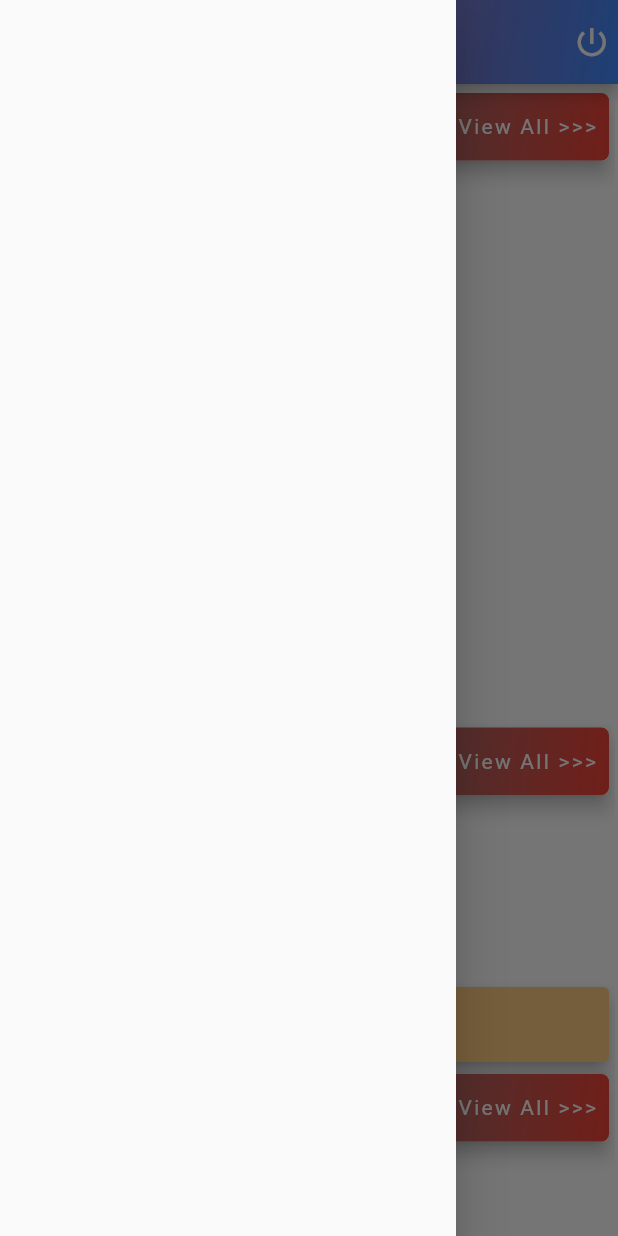
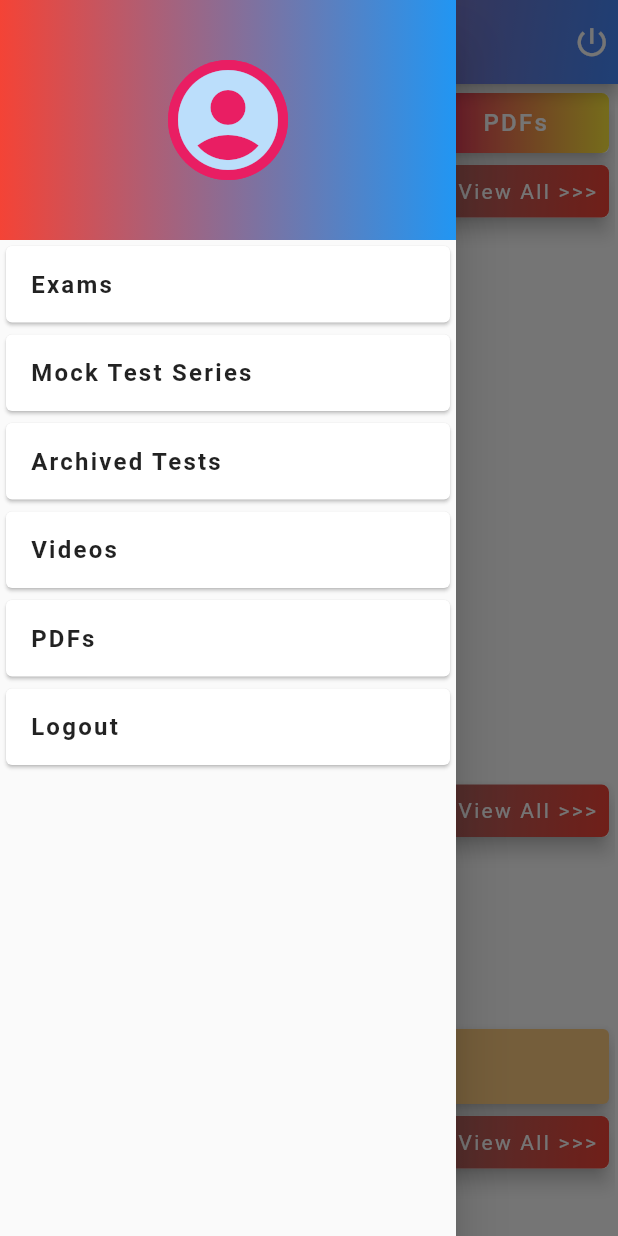
Before and after one commit to DevarajBiradar01/SVApps, a Flutter app: the UserHome screen opened directly, with the side drawer open, on a phone screen of 412 x 824 dp. Run offline on Flutter 3.47's test engine with Material 2 defaults, Android fonts, the phone set to English and light mode, and no system bars; our stand-ins replace cloud_firestore, device_info_plus, file_picker, firebase_auth, firebase_core, firebase_storage and 3 more; missing offline and left inert: syncfusion_flutter_pdfviewer, ui_components_library; accounts and stored records are empty.

Commit message:
1. added videos and PDF Screens. 2. Progress dialog. 3. User Drawer. 4. bug fixes.

```diff
--- a/lib/authentication/aspirant/view_models/personal_info_vm.dart
+++ b/lib/authentication/aspirant/view_models/personal_info_vm.dart
@@ -21,6 +21,7 @@
       log("PersonalInfoVM :: updateDisplayName () - Please enter firstname and lastname");
       snackbar(context, 'Please enter firstname and lastname');
     } else {
+      showProgress(context);
       User? user = await AuthenticationHelper().getCurrentUser;
       userModel.firstName = firstname;
       userModel.lastName = lastname;
@@ -30,10 +31,12 @@
         await userRef.update(userModel.asMap()).then((value) {
           log("PhoneAuthVM :: updateDisplayName ()  value : ");
           snackbar(context, 'User updated successfully!');
+          Navigator.pop(context);
           NavigationManager.replaceTo(context, const UserHome());
         }).catchError((onError) {
           log("SignInVM :: updateDisplayName ()  onError : " +
               onError.toString());
+          Navigator.pop(context);
           snackbar(context, onError.toString());
         });
       }
--- a/lib/authentication/aspirant/view_models/phone_auth_vm.dart
+++ b/lib/authentication/aspirant/view_models/phone_auth_vm.dart
@@ -18,6 +18,7 @@
       log("PhoneAuthVM :: updatePhone () - Please enter valid 10 digit phone number");
       snackbar(context, 'Please enter valid 10 digit phone number');
     } else {
+      showProgress(context);
       String? deviceId = await getDeviceId();
       User? user = await AuthenticationHelper().getCurrentUser;
       UserModel userModel = UserModel(
@@ -32,11 +33,13 @@
         await userRef.update(userModel.asMap()).then((value) {
           log("PhoneAuthVM :: updatePhone ()  value : ");
           snackbar(context, 'User updated successfully!');
+          Navigator.pop(context);
           NavigationManager.navigateTo(
               context, PersonalInformation(userModel: userModel));
         }).catchError((onError) {
           log("SignInVM :: saveUserDetailsLocally ()  onError : " +
               onError.toString());
+          Navigator.pop(context);
           snackbar(context, onError.toString());
         });
       }
--- a/lib/authentication/aspirant/view_models/sign_in_vm.dart
+++ b/lib/authentication/aspirant/view_models/sign_in_vm.dart
@@ -25,15 +25,17 @@
   void signIn(BuildContext context) async {
     log("SignInVM :: signIn ()  ");
     try {
-      showProgress(context);
       if (username.isNotEmpty && password.isNotEmpty) {
+        showProgress(context);
         UserCredential userCredential = await AuthenticationHelper()
             .signIn(email: username, password: password, context: context);
         log("SignInVM :: signIn () : userCredential - " +
             userCredential.toString());
+
         if (userCredential != null) {
           getUserDetails(context, userCredential);
         }
+        Navigator.pop(context);
       } else {
         log("SignInVM :: signIn () : Please enter username and password!");
       }
--- a/lib/authentication/aspirant/view_models/sign_up_vm.dart
+++ b/lib/authentication/aspirant/view_models/sign_up_vm.dart
@@ -39,10 +39,12 @@
             'Password must be of minimum 8 characters and must contain at least one lower, one upper, one number and one special character');
       } else {
         log("SignUpVM :: signUp () : Authentication - ");
+        showProgress(context);
         UserCredential userCredential = await AuthenticationHelper()
             .signUp(email: username, password: password, context: context);
         log("SignUpVM :: signUp () : response - " + userCredential.toString());
         saveUserDetailsLocally(context, userCredential);
+        Navigator.pop(context);
         resetFields();
       }
     } catch (exception) {
--- a/lib/authentication/mentor/view_models/mentor_login_vm.dart
+++ b/lib/authentication/mentor/view_models/mentor_login_vm.dart
@@ -24,6 +24,7 @@
     log("SignInVM :: signIn ()  ");
     try {
       if (username.isNotEmpty && password.isNotEmpty) {
+        showProgress(context);
         UserCredential userCredential = await AuthenticationHelper()
             .signIn(email: username, password: password, context: context);
         log("SignInVM :: signIn () : userCredential - " +
@@ -31,6 +32,7 @@
         if (userCredential != null) {
           getUserDetails(context, userCredential);
         }
+        Navigator.pop(context);
       } else {
         log("SignInVM :: signIn () : Please enter username and password!");
       }
--- a/lib/main.dart
+++ b/lib/main.dart
@@ -10,6 +10,7 @@
 import 'package:svapp/theme/constants.dart';
 import 'package:svapp/user/view_models/exam_desc_vm.dart';
 import 'package:svapp/user/view_models/test_screen_vm.dart';
+import 'package:svapp/user/view_models/user_drawer_vm.dart';
 import 'package:svapp/user/view_models/user_home_vm.dart';
 
 import 'authentication/aspirant/view_models/personal_info_vm.dart';
@@ -55,6 +56,7 @@
         ChangeNotifierProvider<ExamDescVM>(create: (_) => ExamDescVM()),
         ChangeNotifierProvider<TestScreenVM>(create: (_) => TestScreenVM()),
         ChangeNotifierProvider<UserHomeVM>(create: (_) => UserHomeVM()),
+        ChangeNotifierProvider<UserDrawerVM>(create: (_) => UserDrawerVM())
       ],
       child: MaterialApp(
         title: 'Flutter Demo',
--- a/lib/user/view_models/test_screen_vm.dart
+++ b/lib/user/view_models/test_screen_vm.dart
@@ -14,7 +14,7 @@
   int questions = 0;
   late List<dynamic> correctAnswers;
   late List<int> answers;
-  late List<dynamic> markedAnswers;
+  // late List<dynamic> markedAnswers;
 
   String timer = '0:00';
   String pdfUrl = '';
@@ -28,7 +28,7 @@
     isShowQuestion = true;
     correctAnswerCount = 0;
     wrongAnswerCount = 0;
-    markedAnswers = List.filled(questions, -1);
+    // markedAnswers = List.filled(questions, -1);
   }
 
   List<FormModel> radioModelList = [
@@ -110,16 +110,16 @@
     notifyListeners();
   }
 
-  Future<void> getMarkedAnswers(String testId) async {
-    // Get docs from collection reference
-    QuerySnapshot querySnapshot = await FirebaseFirestore.instance
-        .collection('attendees')
-        .where('testId', isEqualTo: testId)
-        .get();
-
-    // Get data from docs and convert map to List
-    markedAnswers = querySnapshot.docs.map((doc) => doc.data()).toList();
-    log(markedAnswers.toString());
-    notifyListeners();
-  }
+  // Future<void> getMarkedAnswers(String testId) async {
+  //   // Get docs from collection reference
+  //   QuerySnapshot querySnapshot = await FirebaseFirestore.instance
+  //       .collection('attendees')
+  //       .where('testId', isEqualTo: testId)
+  //       .get();
+  //
+  //   // Get data from docs and convert map to List
+  //   markedAnswers = querySnapshot.docs.map((doc) => doc.data()).toList();
+  //   log(markedAnswers.toString());
+  //   notifyListeners();
+  // }
 }
--- /dev/null
+++ b/lib/user/view_models/user_drawer_vm.dart
@@ -0,0 +1,22 @@
+import 'package:cloud_firestore/cloud_firestore.dart';
+import 'package:firebase_auth/firebase_auth.dart';
+import 'package:flutter/cupertino.dart';
+
+import '../../firebase_auth/authentication_helper.dart';
+
+class UserDrawerVM extends ChangeNotifier {
+  User? user;
+  var userInfo;
+  getUser() async {
+    User? user = await AuthenticationHelper().getCurrentUser;
+    QuerySnapshot querySnapshot = await FirebaseFirestore.instance
+        .collection('users')
+        .where('userId', isEqualTo: user!.uid)
+        .get();
+    // Get data from docs and convert map to List
+    userInfo = querySnapshot.docs.map((doc) => doc.data()).toList();
+    //userInfo = json.decode(json.encode(userInfo));
+    userInfo = userInfo[0];
+    notifyListeners();
+  }
+}
--- /dev/null
+++ b/lib/user/views/drawer.dart
@@ -0,0 +1,220 @@
+import 'package:cloud_firestore/cloud_firestore.dart';
+import 'package:flutter/cupertino.dart';
+import 'package:flutter/material.dart';
+import 'package:flutter/rendering.dart';
+import 'package:provider/provider.dart';
+import 'package:svapp/user/view_models/user_drawer_vm.dart';
+import 'package:svapp/user/views/pdfs.dart';
+import 'package:svapp/user/views/videos.dart';
+
+import '../../authentication/aspirant/view_models/sign_in_vm.dart';
+import '../../live_exams_list.dart';
+import '../../utils/utilities.dart';
+import '../../widgets/categories_list_view_all.dart';
+import '../utils/navigation_manager.dart';
+import '../utils/spacers.dart';
+
+buildUserDrawer(BuildContext context) {
+  Provider.of<UserDrawerVM>(context, listen: false).getUser();
+
+  return Drawer(
+    child: Consumer<UserDrawerVM>(
+      builder: (context, model, child) => Column(
+        children: [
+          Container(
+            width: double.infinity,
+            decoration: const BoxDecoration(
+              gradient: LinearGradient(
+                colors: [Colors.red, Colors.blue],
+              ),
+            ),
+            child: Column(
+              children: [
+                buildColumnSpacer(height: 40),
+                const CircleAvatar(
+                  radius: 40,
+                  backgroundColor: Colors.pink,
+                  child: CircleAvatar(
+                    radius: 50,
+                    backgroundColor: Colors.pink,
+                    child: Icon(
+                      Icons.account_circle,
+                      size: 80,
+                    ),
+                  ),
+                ),
+                Container(
+                  padding: EdgeInsets.symmetric(vertical: 10),
+                  height: 40,
+                  child: FittedBox(
+                    child: Row(
+                      crossAxisAlignment: CrossAxisAlignment.center,
+                      mainAxisAlignment: MainAxisAlignment.center,
+                      children: [
+                        Text(
+                          model.userInfo != null
+                              ? model.userInfo['firstName']
+                              : 'User ID',
+                          style: TextStyle(color: Colors.white),
+                        ),
+                        buildRowSpacer(width: 5),
+                        Text(
+                            model.userInfo != null
+                                ? model.userInfo['lastName']
+                                : 'User ID',
+                            style: TextStyle(color: Colors.white))
+                      ],
+                    ),
+                  ),
+                ),
+              ],
+            ),
+          ),
+          Column(
+            children: [
+              InkWell(
+                onTap: () {
+                  Navigator.pop(context);
+                  NavigationManager.navigateTo(
+                      context,
+                      LiveExamsList(
+                        appTitle: 'Live Exams',
+                        query: FirebaseFirestore.instance
+                            .collection('test')
+                            .where('endDate',
+                                isGreaterThanOrEqualTo: getTodayDateTimeStamp())
+                            .snapshots(),
+                      ));
+                },
+                child: Card(
+                  child: Container(
+                    padding: const EdgeInsets.all(16),
+                    width: double.infinity,
+                    child: const Text(
+                      'Exams',
+                      textAlign: TextAlign.left,
+                      style: TextStyle(
+                        fontSize: 16,
+                        fontWeight: FontWeight.w600,
+                      ),
+                    ),
+                  ),
+                ),
+              ),
+              InkWell(
+                onTap: () {
+                  Navigator.pop(context);
+                  NavigationManager.navigateTo(
+                      context, CategoriesListViewAll());
+                },
+                child: Card(
+                  child: Container(
+                    padding: const EdgeInsets.all(16),
+                    width: double.infinity,
+                    child: const Text(
+                      'Mock Test Series',
+                      textAlign: TextAlign.left,
+                      style: TextStyle(
+                        fontSize: 16,
+                        fontWeight: FontWeight.w600,
+                      ),
+                    ),
+                  ),
+                ),
+              ),
+              InkWell(
+                onTap: () {
+                  Navigator.pop(context);
+                  NavigationManager.navigateTo(
+                    context,
+                    LiveExamsList(
+                      appTitle: 'Archived',
+                      query: FirebaseFirestore.instance
+                          .collection('test')
+                          .where('endDate', isLessThan: getTodayDateTimeStamp())
+                          .orderBy('endDate', descending: true)
+                          .snapshots(),
+                    ),
+                  );
+                },
+                child: Card(
+                  child: Container(
+                    padding: const EdgeInsets.all(16),
+                    width: double.infinity,
+                    child: const Text(
+                      'Archived Tests',
+                      textAlign: TextAlign.left,
+                      style: TextStyle(
+                        fontSize: 16,
+                        fontWeight: FontWeight.w600,
+                      ),
+                    ),
+                  ),
+                ),
+              ),
+              InkWell(
+                onTap: () {
+                  Navigator.pop(context);
+                  NavigationManager.navigateTo(context, Videos());
+                },
+                child: Card(
+                  child: Container(
+                    padding: const EdgeInsets.all(16),
+                    width: double.infinity,
+                    child: const Text(
+                      'Videos',
+                      textAlign: TextAlign.left,
+                      style: TextStyle(
+                        fontSize: 16,
+                        fontWeight: FontWeight.w600,
+                      ),
+                    ),
+                  ),
+                ),
+              ),
+              InkWell(
+                onTap: () {
+                  NavigationManager.navigateTo(context, PDFs());
+                },
+                child: Card(
+                  child: Container(
+                    padding: const EdgeInsets.all(16),
+                    width: double.infinity,
+                    child: const Text(
+                      'PDFs',
+                      textAlign: TextAlign.left,
+                      style: TextStyle(
+                        fontSize: 16,
+                        fontWeight: FontWeight.w600,
+                      ),
+                    ),
+                  ),
+                ),
+              ),
+              InkWell(
+                onTap: () {
+                  Navigator.pop(context);
+                  Provider.of<SignInVM>(context, listen: false).logout(context);
+                },
+                child: Card(
+                  child: Container(
+                    padding: const EdgeInsets.all(16),
+                    width: double.infinity,
+                    child: const Text(
+                      'Logout',
+                      textAlign: TextAlign.left,
+                      style: TextStyle(
+                        fontSize: 16,
+                        fontWeight: FontWeight.w600,
+                      ),
+                    ),
+                  ),
+                ),
+              )
+            ],
+          )
+        ],
+      ),
+    ),
+  );
+}
--- /dev/null
+++ b/lib/user/views/pdfs.dart
@@ -0,0 +1,12 @@
+import 'package:flutter/cupertino.dart';
+import 'package:flutter/material.dart';
+import 'package:svapp/user/utils/widgets.dart';
+
+class PDFs extends StatelessWidget {
+  const PDFs({Key? key}) : super(key: key);
+
+  @override
+  Widget build(BuildContext context) {
+    return Scaffold(appBar: appBar(title: 'PDFs'), body: Container());
+  }
+}
--- a/lib/user/views/result_sheet.dart
+++ b/lib/user/views/result_sheet.dart
@@ -29,8 +29,8 @@
     super.initState();
     data = widget.data;
     Provider.of<TestScreenVM>(context, listen: false).getCurrentUserId();
-    Provider.of<TestScreenVM>(context, listen: false)
-        .getMarkedAnswers(data['id']);
+    // Provider.of<TestScreenVM>(context, listen: false)
+    //     .getMarkedAnswers(data['id']);
     getUserId();
   }
 
--- a/lib/user/views/user_home.dart
+++ b/lib/user/views/user_home.dart
@@ -1,6 +1,9 @@
 import 'package:cloud_firestore/cloud_firestore.dart';
+import 'package:flutter/cupertino.dart';
 import 'package:flutter/material.dart';
 import 'package:svapp/user/utils/widgets.dart';
+import 'package:svapp/user/views/pdfs.dart';
+import 'package:svapp/user/views/videos.dart';
 
 import '../../live_exams_list.dart';
 import '../../utils/utilities.dart';
@@ -9,6 +12,7 @@
 import '../../widgets/header_card.dart';
 import '../../widgets/test_card.dart';
 import '../utils/navigation_manager.dart';
+import 'drawer.dart';
 
 class UserHome extends StatefulWidget {
   const UserHome({Key? key}) : super(key: key);
@@ -24,13 +28,48 @@
   @override
   Widget build(BuildContext context) {
     return Scaffold(
-      drawer: const Drawer(),
+      drawer: buildUserDrawer(context),
       appBar: dashboardAppBar(title: 'Aspirant Dashboard'),
       body: Container(
         padding: const EdgeInsets.all(2),
         child: ListView(
           shrinkWrap: true,
           children: [
+            Row(
+              children: [
+                buildMenuCard(
+                    label: 'Exams',
+                    onTap: () {
+                      NavigationManager.navigateTo(
+                        context,
+                        LiveExamsList(
+                          appTitle: 'Live Exams',
+                          query: FirebaseFirestore.instance
+                              .collection('test')
+                              .where('endDate',
+                                  isGreaterThanOrEqualTo:
+                                      getTodayDateTimeStamp())
+                              .snapshots(),
+                        ),
+                      );
+                    },
+                    gradientColors: [Colors.pinkAccent, Colors.deepOrange]),
+                const Spacer(),
+                buildMenuCard(
+                    label: 'Videos',
+                    onTap: () {
+                      NavigationManager.navigateTo(context, const Videos());
+                    },
+                    gradientColors: [Colors.green, Colors.blue]),
+                const Spacer(),
+                buildMenuCard(
+                    label: 'PDFs',
+                    onTap: () {
+                      NavigationManager.navigateTo(context, const PDFs());
+                    },
+                    gradientColors: [Colors.pink, Colors.yellow]),
+              ],
+            ),
             HeaderCard(
               title: 'LIVE EXAMS',
               onTap: () => NavigationManager.navigateTo(
@@ -61,7 +100,6 @@
               onTap: () => NavigationManager.navigateTo(
                   context, CategoriesListViewAll()),
             ),
-            // SubCategoryCard(),
             buildCategoryCardGridView(),
             Card(
               color: Colors.orange.shade200,
@@ -154,4 +192,31 @@
       },
     );
   }
+
+  buildMenuCard(
+      {required String label,
+      required dynamic onTap,
+      List<Color> gradientColors = const [Colors.red, Colors.blue]}) {
+    return Card(
+      elevation: 5,
+      child: InkWell(
+        child: Container(
+          padding: const EdgeInsets.all(10),
+          height: 40,
+          width: MediaQuery.of(context).size.width * .3,
+          decoration: BoxDecoration(
+            borderRadius: BorderRadius.circular(5),
+            gradient: LinearGradient(colors: gradientColors),
+          ),
+          child: Text(
+            label,
+            textAlign: TextAlign.center,
+            style: const TextStyle(
+                color: Colors.white, fontSize: 16, fontWeight: FontWeight.w500),
+          ),
+        ),
+        onTap: onTap,
+      ),
+    );
+  }
 }
--- /dev/null
+++ b/lib/user/views/videos.dart
@@ -0,0 +1,12 @@
+import 'package:flutter/cupertino.dart';
+import 'package:flutter/material.dart';
+import 'package:svapp/user/utils/widgets.dart';
+
+class Videos extends StatelessWidget {
+  const Videos({Key? key}) : super(key: key);
+
+  @override
+  Widget build(BuildContext context) {
+    return Scaffold(appBar: appBar(title: 'Videos'), body: Container());
+  }
+}
--- a/lib/widgets/header_card.dart
+++ b/lib/widgets/header_card.dart
@@ -35,7 +35,7 @@
         child: Row(
           children: [
             SizedBox(
-              height: 45,
+              height: 35,
               child: headerMessage(
                 title,
                 fontColor: Colors.white,
```
